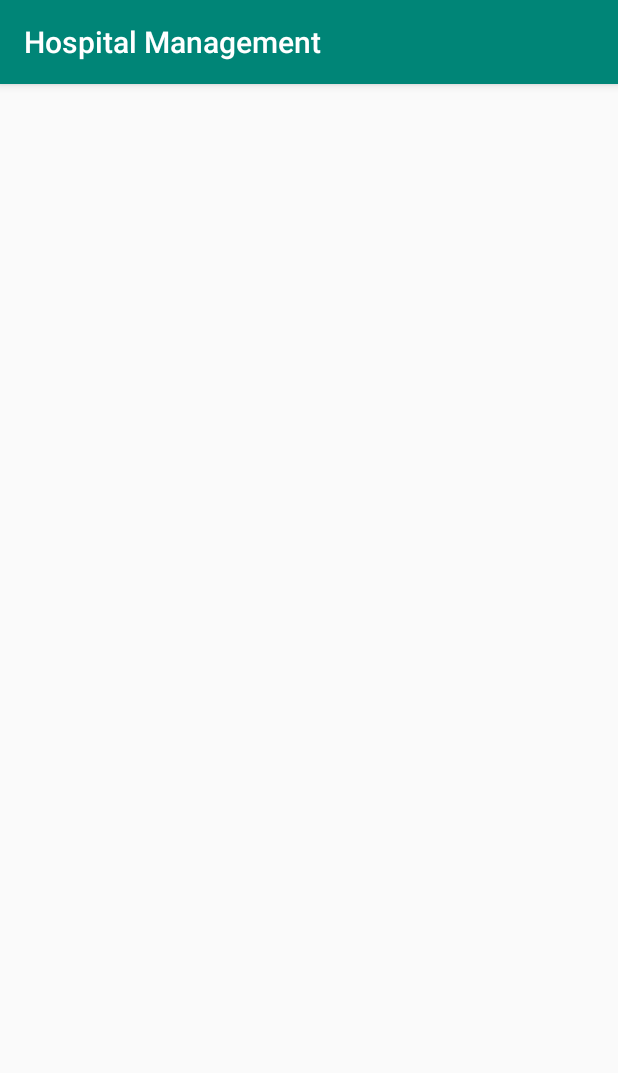
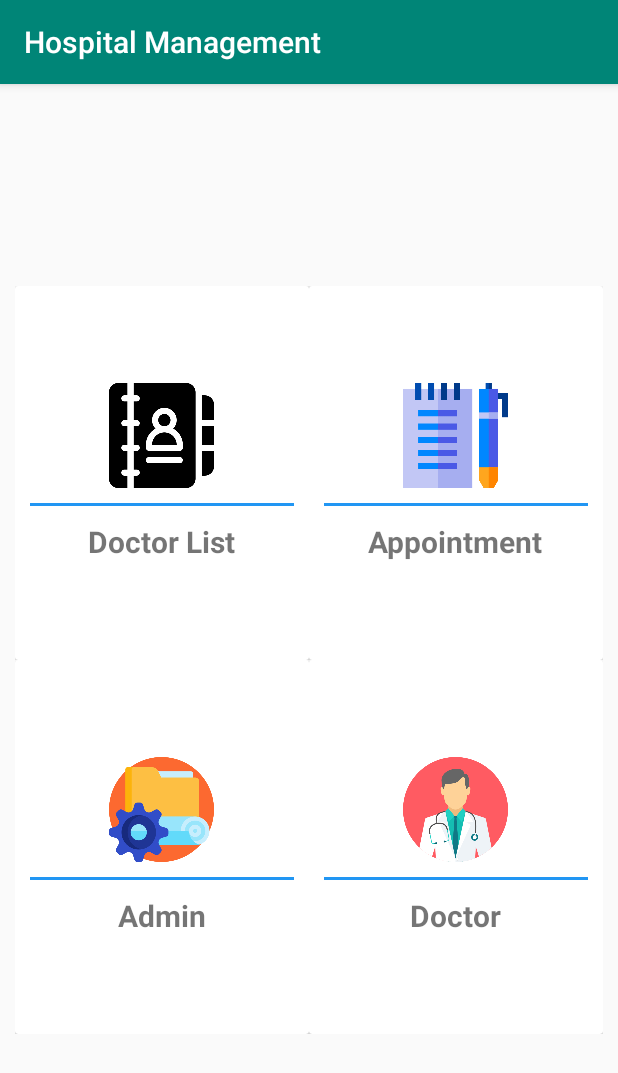
Before and after one commit to msrsiddik/HospitalManagement, an Android app: the screen it shows after launch (MainActivity), on a phone screen of 412 x 824 dp. Shown: the top 1073 px of the screen. Run offline under Robolectric (Android 15) with nearby library versions, the phone set to English and light mode, and no system bars.

Commit message:
Home Page Design

```diff
--- a/app/build.gradle
+++ b/app/build.gradle
@@ -19,10 +19,14 @@ android {
 }
 
 dependencies {
-    implementation fileTree(dir: 'libs', include: ['*.jar'])
+    implementation fileTree(include: ['*.jar'], dir: 'libs')
     implementation 'com.android.support:appcompat-v7:28.0.0'
     implementation 'com.android.support.constraint:constraint-layout:1.1.3'
+    implementation 'com.android.support:support-v4:28.0.0'
     testImplementation 'junit:junit:4.12'
     androidTestImplementation 'com.android.support.test:runner:1.0.2'
     androidTestImplementation 'com.android.support.test.espresso:espresso-core:3.0.2'
+    implementation 'com.android.support:design:28.0.0'
+    implementation 'com.android.support:cardview-v7:28.0.0'
+    implementation 'com.android.support:recyclerview-v7:28.0.0'
 }
--- a/app/src/main/java/com/zerone/hospitalmanagement/FragmentController.java
+++ b/app/src/main/java/com/zerone/hospitalmanagement/FragmentController.java
@@ -1,4 +1,5 @@
 package com.zerone.hospitalmanagement;
 
 public interface FragmentController {
+
 }
--- /dev/null
+++ b/app/src/main/java/com/zerone/hospitalmanagement/HomeFragment.java
@@ -0,0 +1,75 @@
+package com.zerone.hospitalmanagement;
+
+
+import android.os.Bundle;
+import android.support.annotation.NonNull;
+import android.support.annotation.Nullable;
+import android.support.v4.app.Fragment;
+import android.support.v7.widget.CardView;
+import android.view.LayoutInflater;
+import android.view.View;
+import android.view.ViewGroup;
+import android.widget.Toast;
+
+
+/**
+ * A simple {@link Fragment} subclass.
+ */
+public class HomeFragment extends Fragment {
+    private CardView doctorListBtn, appointmentBtn, adminBtn, doctorBtn;
+
+    public HomeFragment() {
+        // Required empty public constructor
+    }
+
+
+    @Override
+    public View onCreateView(LayoutInflater inflater, ViewGroup container,
+                             Bundle savedInstanceState) {
+        // Inflate the layout for this fragment
+        return inflater.inflate(R.layout.fragment_home, container, false);
+    }
+
+    @Override
+    public void onViewCreated(@NonNull View view, @Nullable Bundle savedInstanceState) {
+        super.onViewCreated(view, savedInstanceState);
+
+        doctorListBtn = view.findViewById(R.id.doctorListBtn);
+        appointmentBtn = view.findViewById(R.id.appointmentBtn);
+        adminBtn = view.findViewById(R.id.adminBtn);
+        doctorBtn = view.findViewById(R.id.doctorBtn);
+
+        doctorListBtn.setOnClickListener(doctorListListener);
+        appointmentBtn.setOnClickListener(appointmentListener);
+        adminBtn.setOnClickListener(adminListener);
+        doctorBtn.setOnClickListener(doctorListener);
+    }
+
+    View.OnClickListener doctorListListener = new View.OnClickListener() {
+        @Override
+        public void onClick(View v) {
+            Toast.makeText(getActivity(), "Doctor List", Toast.LENGTH_SHORT).show();
+        }
+    };
+
+    View.OnClickListener appointmentListener = new View.OnClickListener() {
+        @Override
+        public void onClick(View v) {
+            Toast.makeText(getActivity(), "Appointment", Toast.LENGTH_SHORT).show();
+        }
+    };
+
+    View.OnClickListener adminListener = new View.OnClickListener() {
+        @Override
+        public void onClick(View v) {
+            Toast.makeText(getActivity(), "Admin", Toast.LENGTH_SHORT).show();
+        }
+    };
+
+    View.OnClickListener doctorListener = new View.OnClickListener() {
+        @Override
+        public void onClick(View v) {
+            Toast.makeText(getActivity(), "Doctor", Toast.LENGTH_SHORT).show();
+        }
+    };
+}
--- a/app/src/main/java/com/zerone/hospitalmanagement/MainActivity.java
+++ b/app/src/main/java/com/zerone/hospitalmanagement/MainActivity.java
@@ -1,13 +1,19 @@
 package com.zerone.hospitalmanagement;
 
+import android.support.v4.app.FragmentManager;
 import android.support.v7.app.AppCompatActivity;
 import android.os.Bundle;
 
 public class MainActivity extends AppCompatActivity {
 
+    FragmentManager manager;
+
     @Override
     protected void onCreate(Bundle savedInstanceState) {
         super.onCreate(savedInstanceState);
         setContentView(R.layout.activity_main);
+
+        manager = getSupportFragmentManager();
+        manager.beginTransaction().add(R.id.fragmentContainer,new HomeFragment()).commit();
     }
 }
--- a/app/src/main/res/layout/activity_main.xml
+++ b/app/src/main/res/layout/activity_main.xml
@@ -3,6 +3,7 @@
     xmlns:tools="http://schemas.android.com/tools"
     android:layout_width="match_parent"
     android:layout_height="match_parent"
+    android:id="@+id/fragmentContainer"
     tools:context=".MainActivity">
 
 </FrameLayout>
--- /dev/null
+++ b/app/src/main/res/layout/fragment_home.xml
@@ -0,0 +1,172 @@
+<?xml version="1.0" encoding="utf-8"?>
+<LinearLayout xmlns:android="http://schemas.android.com/apk/res/android"
+    xmlns:tools="http://schemas.android.com/tools"
+    android:layout_width="match_parent"
+    android:layout_height="match_parent"
+    android:gravity="center"
+    android:orientation="vertical"
+    android:weightSum="3"
+    android:padding="10dp"
+    tools:context=".HomeFragment">
+
+    <LinearLayout
+        android:layout_width="match_parent"
+        android:layout_height="0dp"
+        android:layout_weight="1"
+        android:orientation="horizontal">
+
+        <android.support.v7.widget.CardView
+            android:id="@+id/doctorListBtn"
+            android:layout_width="0dp"
+            android:layout_weight="1"
+            android:layout_height="match_parent"
+            android:foreground="?android:attr/selectableItemBackground"
+            android:clickable="true">
+
+            <LinearLayout
+                android:layout_width="match_parent"
+                android:layout_height="match_parent"
+                android:orientation="vertical"
+                android:gravity="center">
+
+                <ImageView
+                    android:layout_width="70dp"
+                    android:layout_height="70dp"
+                    android:src="@drawable/doctor_list_icon"/>
+
+                <View
+                    android:layout_width="match_parent"
+                    android:layout_height="2dp"
+                    android:background="#2196F3"
+                    android:layout_margin="10dp"
+                    android:padding="10dp"/>
+
+                <TextView
+                    android:layout_width="wrap_content"
+                    android:layout_height="wrap_content"
+                    android:text="Doctor List"
+                    android:textSize="20sp"
+                    android:textStyle="bold"/>
+            </LinearLayout>
+
+        </android.support.v7.widget.CardView>
+
+        <android.support.v7.widget.CardView
+            android:id="@+id/appointmentBtn"
+            android:layout_width="0dp"
+            android:layout_weight="1"
+            android:layout_height="match_parent"
+            android:foreground="?android:attr/selectableItemBackground"
+            android:clickable="true">
+
+            <LinearLayout
+                android:layout_width="match_parent"
+                android:layout_height="match_parent"
+                android:orientation="vertical"
+                android:gravity="center">
+
+                <ImageView
+                    android:layout_width="70dp"
+                    android:layout_height="70dp"
+                    android:src="@drawable/appointment_icon"/>
+
+                <View
+                    android:layout_width="match_parent"
+                    android:layout_height="2dp"
+                    android:background="#2196F3"
+                    android:layout_margin="10dp"
+                    android:padding="10dp"/>
+
+                <TextView
+                    android:layout_width="wrap_content"
+                    android:layout_height="wrap_content"
+                    android:text="Appointment"
+                    android:textSize="20sp"
+                    android:textStyle="bold"/>
+            </LinearLayout>
+
+        </android.support.v7.widget.CardView>
+
+    </LinearLayout>
+
+    <LinearLayout
+        android:layout_width="match_parent"
+        android:layout_height="0dp"
+        android:layout_weight="1"
+        android:orientation="horizontal">
+
+        <android.support.v7.widget.CardView
+            android:id="@+id/adminBtn"
+            android:layout_width="0dp"
+            android:layout_weight="1"
+            android:layout_height="match_parent"
+            android:foreground="?android:attr/selectableItemBackground"
+            android:clickable="true">
+
+            <LinearLayout
+                android:layout_width="match_parent"
+                android:layout_height="match_parent"
+                android:orientation="vertical"
+                android:gravity="center">
+
+                <ImageView
+                    android:layout_width="70dp"
+                    android:layout_height="70dp"
+                    android:src="@drawable/admin_icon"/>
+
+                <View
+                    android:layout_width="match_parent"
+                    android:layout_height="2dp"
+                    android:background="#2196F3"
+                    android:layout_margin="10dp"
+                    android:padding="10dp"/>
+
+                <TextView
+                    android:layout_width="wrap_content"
+                    android:layout_height="wrap_content"
+                    android:text="Admin"
+                    android:textSize="20sp"
+                    android:textStyle="bold"/>
+            </LinearLayout>
+
+        </android.support.v7.widget.CardView>
+
+        <android.support.v7.widget.CardView
+            android:id="@+id/doctorBtn"
+            android:layout_width="0dp"
+            android:layout_weight="1"
+            android:layout_height="match_parent"
+            android:foreground="?android:attr/selectableItemBackground"
+            android:clickable="true">
+
+            <LinearLayout
+                android:layout_width="match_parent"
+                android:layout_height="match_parent"
+                android:orientation="vertical"
+                android:gravity="center">
+
+                <ImageView
+                    android:layout_width="70dp"
+                    android:layout_height="70dp"
+                    android:src="@drawable/doctor_icon"/>
+
+                <View
+                    android:layout_width="match_parent"
+                    android:layout_height="2dp"
+                    android:background="#2196F3"
+                    android:layout_margin="10dp"
+                    android:padding="10dp"/>
+
+                <TextView
+                    android:layout_width="wrap_content"
+                    android:layout_height="wrap_content"
+                    android:text="Doctor"
+                    android:textSize="20sp"
+                    android:textStyle="bold"/>
+            </LinearLayout>
+
+        </android.support.v7.widget.CardView>
+
+    </LinearLayout>
+
+</LinearLayout>
--- a/app/src/main/res/values/strings.xml
+++ b/app/src/main/res/values/strings.xml
@@ -1,3 +1,6 @@
 <resources>
     <string name="app_name">Hospital Management</string>
+
+    <!-- TODO: Remove or change this placeholder text -->
+    <string name="hello_blank_fragment">Hello blank fragment</string>
 </resources>
```
Also changed, not shown: app/src/main/res/drawable/admin_icon.png (added), app/src/main/res/drawable/appointment_icon.png (added), app/src/main/res/drawable/doctor_icon.png (added), app/src/main/res/drawable/doctor_list_icon.png (added).
